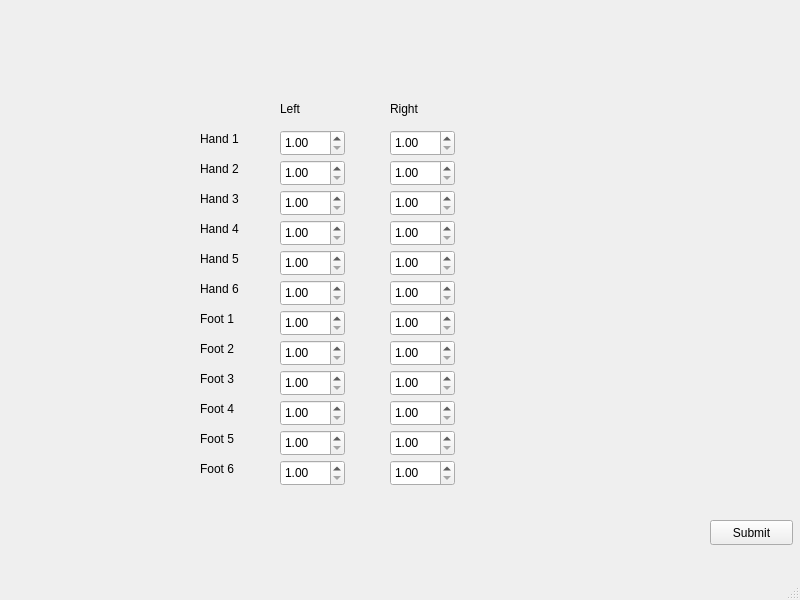
hakankhan/team28comp3004, file mainwindow.ui: the form before one commit.
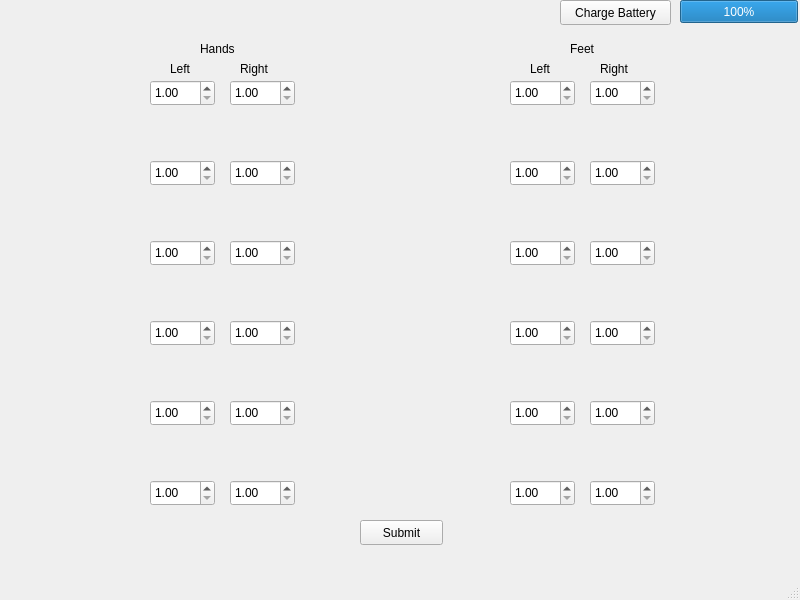
The form after the commit. The open tabs and pages were chosen to show the change.

Commit message: made battery functionality and continued display graphics

What changed in the file:
```diff
--- a/mainwindow.ui
+++ b/mainwindow.ui
@@ -18,9 +18,9 @@
     <property name="geometry">
      <rect>
       <x>0</x>
-      <y>0</y>
+      <y>30</y>
       <width>801</width>
-      <height>581</height>
+      <height>551</height>
      </rect>
     </property>
     <property name="currentIndex">
@@ -644,8 +644,8 @@
      <widget class="QPushButton" name="submit_scan_button">
       <property name="geometry">
        <rect>
-        <x>710</x>
-        <y>520</y>
+        <x>360</x>
+        <y>490</y>
         <width>83</width>
         <height>25</height>
        </rect>
@@ -657,8 +657,8 @@
      <widget class="QDoubleSpinBox" name="LH1_box">
       <property name="geometry">
        <rect>
-        <x>280</x>
-        <y>130</y>
+        <x>150</x>
+        <y>50</y>
         <width>65</width>
         <height>26</height>
        </rect>
@@ -673,8 +673,8 @@
      <widget class="QDoubleSpinBox" name="LH2_box">
       <property name="geometry">
        <rect>
-        <x>280</x>
-        <y>160</y>
+        <x>150</x>
+        <y>130</y>
         <width>65</width>
         <height>26</height>
        </rect>
@@ -689,8 +689,8 @@
      <widget class="QDoubleSpinBox" name="LH4_box">
       <property name="geometry">
        <rect>
-        <x>280</x>
-        <y>220</y>
+        <x>150</x>
+        <y>290</y>
         <width>65</width>
         <height>26</height>
        </rect>
@@ -705,8 +705,8 @@
      <widget class="QDoubleSpinBox" name="LH3_box">
       <property name="geometry">
        <rect>
-        <x>280</x>
-        <y>190</y>
+        <x>150</x>
+        <y>210</y>
         <width>65</width>
         <height>26</height>
        </rect>
@@ -721,8 +721,8 @@
      <widget class="QDoubleSpinBox" name="LH5_box">
       <property name="geometry">
        <rect>
-        <x>280</x>
-        <y>250</y>
+        <x>150</x>
+        <y>370</y>
         <width>65</width>
         <height>26</height>
        </rect>
@@ -737,8 +737,8 @@
      <widget class="QDoubleSpinBox" name="LH6_box">
       <property name="geometry">
        <rect>
-        <x>280</x>
-        <y>280</y>
+        <x>150</x>
+        <y>450</y>
         <width>65</width>
         <height>26</height>
        </rect>
@@ -753,8 +753,8 @@
      <widget class="QDoubleSpinBox" name="LF2_box">
       <property name="geometry">
        <rect>
-        <x>280</x>
-        <y>340</y>
+        <x>510</x>
+        <y>130</y>
         <width>65</width>
         <height>26</height>
        </rect>
@@ -769,8 +769,8 @@
      <widget class="QDoubleSpinBox" name="LF1_box">
       <property name="geometry">
        <rect>
-        <x>280</x>
-        <y>310</y>
+        <x>510</x>
+        <y>50</y>
         <width>65</width>
         <height>26</height>
        </rect>
@@ -785,8 +785,8 @@
      <widget class="QDoubleSpinBox" name="RH1_box">
       <property name="geometry">
        <rect>
-        <x>390</x>
-        <y>130</y>
+        <x>230</x>
+        <y>50</y>
         <width>65</width>
         <height>26</height>
        </rect>
@@ -801,8 +801,8 @@
      <widget class="QDoubleSpinBox" name="LF3_box">
       <property name="geometry">
        <rect>
-        <x>280</x>
-        <y>370</y>
+        <x>510</x>
+        <y>210</y>
         <width>65</width>
         <height>26</height>
        </rect>
@@ -817,8 +817,8 @@
      <widget class="QDoubleSpinBox" name="RH2_box">
       <property name="geometry">
        <rect>
-        <x>390</x>
-        <y>160</y>
+        <x>230</x>
+        <y>130</y>
         <width>65</width>
         <height>26</height>
        </rect>
@@ -833,8 +833,8 @@
      <widget class="QDoubleSpinBox" name="RH3_box">
       <property name="geometry">
        <rect>
-        <x>390</x>
-        <y>190</y>
+        <x>230</x>
+        <y>210</y>
         <width>65</width>
         <height>26</height>
        </rect>
@@ -849,8 +849,8 @@
      <widget class="QDoubleSpinBox" name="RH5_box">
       <property name="geometry">
        <rect>
-        <x>390</x>
-        <y>250</y>
+        <x>230</x>
+        <y>370</y>
         <width>65</width>
         <height>26</height>
        </rect>
@@ -865,8 +865,8 @@
      <widget class="QDoubleSpinBox" name="RH4_box">
       <property name="geometry">
        <rect>
-        <x>390</x>
-        <y>220</y>
+        <x>230</x>
+        <y>290</y>
         <width>65</width>
         <height>26</height>
        </rect>
@@ -881,8 +881,8 @@
      <widget class="QDoubleSpinBox" name="RF1_box">
       <property name="geometry">
        <rect>
-        <x>390</x>
-        <y>310</y>
+        <x>590</x>
+        <y>50</y>
         <width>65</width>
         <height>26</height>
        </rect>
@@ -897,8 +897,8 @@
      <widget class="QDoubleSpinBox" name="RH6_box">
       <property name="geometry">
        <rect>
-        <x>390</x>
-        <y>280</y>
+        <x>230</x>
+        <y>450</y>
         <width>65</width>
         <height>26</height>
        </rect>
@@ -913,8 +913,8 @@
      <widget class="QDoubleSpinBox" name="RF3_box">
       <property name="geometry">
        <rect>
-        <x>390</x>
-        <y>370</y>
+        <x>590</x>
+        <y>210</y>
         <width>65</width>
         <height>26</height>
        </rect>
@@ -929,8 +929,8 @@
      <widget class="QDoubleSpinBox" name="RF2_box">
       <property name="geometry">
        <rect>
-        <x>390</x>
-        <y>340</y>
+        <x>590</x>
+        <y>130</y>
         <width>65</width>
         <height>26</height>
        </rect>
@@ -945,9 +945,9 @@
      <widget class="QLabel" name="label_15">
       <property name="geometry">
        <rect>
-        <x>280</x>
-        <y>100</y>
-        <width>62</width>
+        <x>170</x>
+        <y>30</y>
+        <width>41</width>
         <height>17</height>
        </rect>
       </property>
@@ -958,9 +958,9 @@
      <widget class="QLabel" name="label_16">
       <property name="geometry">
        <rect>
-        <x>390</x>
-        <y>100</y>
-        <width>62</width>
+        <x>240</x>
+        <y>30</y>
+        <width>41</width>
         <height>17</height>
        </rect>
       </property>
@@ -972,124 +972,59 @@
       <property name="geometry">
        <rect>
         <x>200</x>
-        <y>130</y>
+        <y>10</y>
         <width>62</width>
         <height>17</height>
        </rect>
       </property>
       <property name="text">
-       <string>Hand 1</string>
-      </property>
-     </widget>
-     <widget class="QLabel" name="label_18">
-      <property name="geometry">
-       <rect>
-        <x>200</x>
-        <y>160</y>
-        <width>62</width>
-        <height>17</height>
-       </rect>
-      </property>
-      <property name="text">
-       <string>Hand 2</string>
-      </property>
-     </widget>
-     <widget class="QLabel" name="label_19">
-      <property name="geometry">
-       <rect>
-        <x>200</x>
-        <y>190</y>
-        <width>62</width>
-        <height>17</height>
-       </rect>
-      </property>
-      <property name="text">
-       <string>Hand 3</string>
-      </property>
-     </widget>
-     <widget class="QLabel" name="label_20">
-      <property name="geometry">
-       <rect>
-        <x>200</x>
-        <y>220</y>
-        <width>62</width>
-        <height>17</height>
-       </rect>
-      </property>
-      <property name="text">
-       <string>Hand 4</string>
-      </property>
-     </widget>
-     <widget class="QLabel" name="label_21">
-      <property name="geometry">
-       <rect>
-        <x>200</x>
-        <y>250</y>
-        <width>62</width>
-        <height>17</height>
-       </rect>
-      </property>
-      <property name="text">
-       <string>Hand 5</string>
-      </property>
-     </widget>
-     <widget class="QLabel" name="label_22">
-      <property name="geometry">
-       <rect>
-        <x>200</x>
-        <y>280</y>
-        <width>62</width>
-        <height>17</height>
-       </rect>
-      </property>
-      <property name="text">
-       <string>Hand 6</string>
+       <string>Hands</string>
       </property>
      </widget>
      <widget class="QLabel" name="label_23">
       <property name="geometry">
        <rect>
-        <x>200</x>
-        <y>310</y>
+        <x>570</x>
+        <y>10</y>
         <width>62</width>
         <height>17</height>
        </rect>
       </property>
       <property name="text">
-       <string>Foot 1</string>
+       <string>Feet</string>
       </property>
      </widget>
      <widget class="QLabel" name="label_24">
       <property name="geometry">
        <rect>
-        <x>200</x>
-        <y>340</y>
-        <width>62</width>
+        <x>530</x>
+        <y>30</y>
+        <width>41</width>
         <height>17</height>
        </rect>
       </property>
       <property name="text">
-       <string>Foot 2</string>
+       <string>Left</string>
       </property>
      </widget>
      <widget class="QLabel" name="label_25">
       <property name="geometry">
        <rect>
-        <x>200</x>
-        <y>370</y>
-        <width>62</width>
+        <x>600</x>
+        <y>30</y>
+        <width>41</width>
         <height>17</height>
        </rect>
       </property>
       <property name="text">
-       <string>Foot 3</string>
+       <string>Right</string>
       </property>
      </widget>
      <widget class="QDoubleSpinBox" name="RF5_box">
       <property name="geometry">
        <rect>
-        <x>390</x>
-        <y>430</y>
+        <x>590</x>
+        <y>370</y>
         <width>65</width>
         <height>26</height>
        </rect>
@@ -1104,8 +1039,8 @@
      <widget class="QDoubleSpinBox" name="LF4_box">
       <property name="geometry">
        <rect>
-        <x>280</x>
-        <y>400</y>
+        <x>510</x>
+        <y>290</y>
         <width>65</width>
         <height>26</height>
        </rect>
@@ -1120,8 +1055,8 @@
      <widget class="QDoubleSpinBox" name="LF6_box">
       <property name="geometry">
        <rect>
-        <x>280</x>
-        <y>460</y>
+        <x>510</x>
+        <y>450</y>
         <width>65</width>
         <height>26</height>
        </rect>
@@ -1133,24 +1068,11 @@
        <double>12.000000000000000</double>
       </property>
      </widget>
-     <widget class="QLabel" name="label_26">
-      <property name="geometry">
-       <rect>
-        <x>200</x>
-        <y>430</y>
-        <width>62</width>
-        <height>17</height>
-       </rect>
-      </property>
-      <property name="text">
-       <string>Foot 5</string>
-      </property>
-     </widget>
      <widget class="QDoubleSpinBox" name="LF5_box">
       <property name="geometry">
        <rect>
-        <x>280</x>
-        <y>430</y>
+        <x>510</x>
+        <y>370</y>
         <width>65</width>
         <height>26</height>
        </rect>
@@ -1165,8 +1087,8 @@
      <widget class="QDoubleSpinBox" name="RF4_box">
       <property name="geometry">
        <rect>
-        <x>390</x>
-        <y>400</y>
+        <x>590</x>
+        <y>290</y>
         <width>65</width>
         <height>26</height>
        </rect>
@@ -1178,37 +1100,11 @@
        <double>12.000000000000000</double>
       </property>
      </widget>
-     <widget class="QLabel" name="label_27">
-      <property name="geometry">
-       <rect>
-        <x>200</x>
-        <y>460</y>
-        <width>62</width>
-        <height>17</height>
-       </rect>
-      </property>
-      <property name="text">
-       <string>Foot 6</string>
-      </property>
-     </widget>
-     <widget class="QLabel" name="label_28">
-      <property name="geometry">
-       <rect>
-        <x>200</x>
-        <y>400</y>
-        <width>62</width>
-        <height>17</height>
-       </rect>
-      </property>
-      <property name="text">
-       <string>Foot 4</string>
-      </property>
-     </widget>
      <widget class="QDoubleSpinBox" name="RF6_box">
       <property name="geometry">
        <rect>
-        <x>390</x>
-        <y>460</y>
+        <x>590</x>
+        <y>450</y>
         <width>65</width>
         <height>26</height>
        </rect>
@@ -1221,6 +1117,60 @@
       </property>
      </widget>
     </widget>
+    <widget class="QWidget" name="battery_page">
+     <widget class="QSpinBox" name="battery_box">
+      <property name="geometry">
+       <rect>
+        <x>330</x>
+        <y>130</y>
+        <width>45</width>
+        <height>26</height>
+       </rect>
+      </property>
+      <property name="maximum">
+       <number>100</number>
+      </property>
+     </widget>
+     <widget class="QPushButton" name="battery_save_button">
+      <property name="geometry">
+       <rect>
+        <x>230</x>
+        <y>160</y>
+        <width>251</width>
+        <height>25</height>
+       </rect>
+      </property>
+      <property name="text">
+       <string>Set Battery Percentage and Return</string>
+      </property>
+     </widget>
+    </widget>
+   </widget>
+   <widget class="QProgressBar" name="battery_level">
+    <property name="geometry">
+     <rect>
+      <x>680</x>
+      <y>0</y>
+      <width>118</width>
+      <height>23</height>
+     </rect>
+    </property>
+    <property name="value">
+     <number>100</number>
+    </property>
+   </widget>
+   <widget class="QPushButton" name="battery_charge_button">
+    <property name="geometry">
+     <rect>
+      <x>560</x>
+      <y>0</y>
+      <width>111</width>
+      <height>25</height>
+     </rect>
+    </property>
+    <property name="text">
+     <string>Charge Battery</string>
+    </property>
    </widget>
   </widget>
   <widget class="QMenuBar" name="menubar">
```
Left out of the diff: 19 changed lines with no effect on the pictures. The commit also changes 5 other files.
